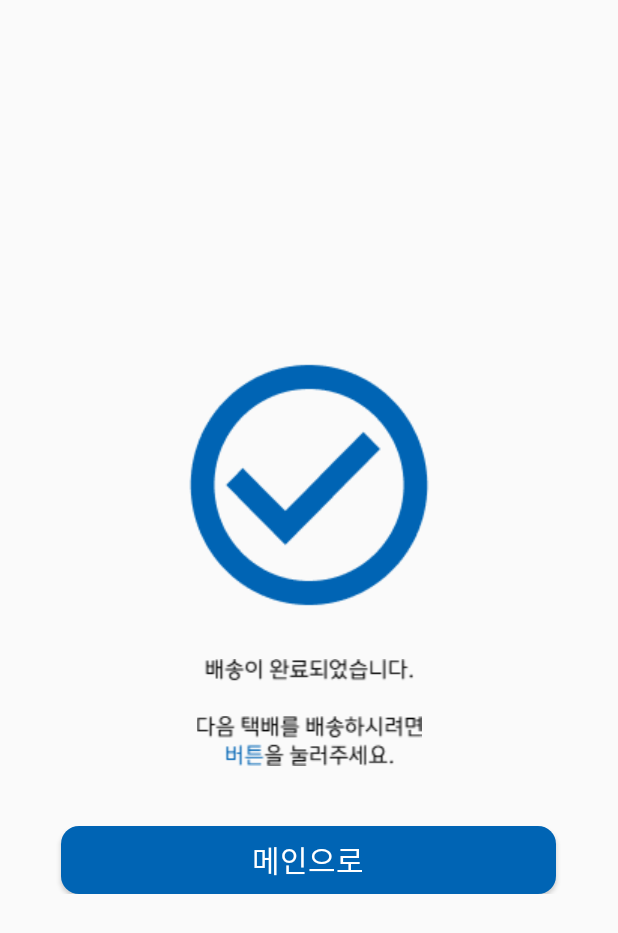
After one commit to DeliveryBotCapstone/DeliveryBot, an Android app: the CompleteActivity screen opened directly, with no data from a screen before it, on a phone screen of 412 x 824 dp. The commit adds this screen. Shown: the top 933 px of the screen. Run offline under Robolectric (Android 15) with nearby library versions, the phone set to English and light mode, and no system bars.

Commit message:
add complete activity

```diff
--- a/src/application/google-cloud-vision/android/CloudVision/app/src/main/AndroidManifest.xml
+++ b/src/application/google-cloud-vision/android/CloudVision/app/src/main/AndroidManifest.xml
@@ -36,6 +36,11 @@
             android:screenOrientation="portrait"
             android:theme="@style/AppTheme.NoActionBar"></activity>
 
+        <activity
+            android:name=".CompleteActivity"
+            android:screenOrientation="portrait"
+            android:theme="@style/AppTheme.NoActionBar"></activity>
+
         <provider
             android:name="android.support.v4.content.FileProvider"
             android:authorities="${applicationId}.provider"
--- /dev/null
+++ b/src/application/google-cloud-vision/android/CloudVision/app/src/main/java/com/google/sample/cloudvision/CompleteActivity.java
@@ -0,0 +1,21 @@
+package com.google.sample.cloudvision;
+
+import android.content.Intent;
+import android.os.Bundle;
+import android.support.v7.app.AppCompatActivity;
+import android.widget.Button;
+
+public class CompleteActivity extends AppCompatActivity {
+    private Button retryButton;
+    @Override
+    protected void onCreate(Bundle savedInstanceState) {
+        super.onCreate(savedInstanceState);
+        setContentView(R.layout.activity_complete);
+        retryButton = findViewById(R.id.retryButton);
+
+        retryButton.setOnClickListener(view -> {
+            Intent intent = new Intent(CompleteActivity.this, MainActivity.class);
+            startActivity(intent);
+        });
+    }
+}
--- a/src/application/google-cloud-vision/android/CloudVision/app/src/main/java/com/google/sample/cloudvision/MyService.java
+++ b/src/application/google-cloud-vision/android/CloudVision/app/src/main/java/com/google/sample/cloudvision/MyService.java
@@ -89,6 +89,8 @@ public class MyService extends Service {
                     SmsManager sms = SmsManager.getDefault();
                     sms.sendTextMessage(phoneNum, null, m, null, null);
 
+                    Intent intent = new Intent(MyService.this, CompleteActivity.class);
+                    startActivity(intent);
                 } catch (Exception e) {
                     Log.e("TCP", "C: Error1", e);
                 } finally {
--- /dev/null
+++ b/src/application/google-cloud-vision/android/CloudVision/app/src/main/res/layout/activity_complete.xml
@@ -0,0 +1,36 @@
+<?xml version="1.0" encoding="utf-8"?>
+<LinearLayout xmlns:android="http://schemas.android.com/apk/res/android"
+    xmlns:app="http://schemas.android.com/apk/res-auto"
+    xmlns:tools="http://schemas.android.com/tools"
+    android:layout_width="match_parent"
+    android:layout_height="match_parent">
+    <LinearLayout
+        android:layout_width="match_parent"
+        android:layout_height="wrap_content"
+        android:orientation="vertical"
+        android:layout_gravity="center">
+
+        <ImageView
+            android:layout_width="match_parent"
+            android:layout_height="wrap_content"
+            android:layout_gravity="center"
+            android:src="@drawable/check_circle"></ImageView>
+        <ImageView
+            android:layout_width="match_parent"
+            android:layout_height="wrap_content"
+            android:layout_gravity="center"
+            android:src="@drawable/message_text"
+            android:layout_marginTop="20dp"></ImageView>
+        <Button
+            android:id="@+id/retryButton"
+            android:layout_width="330dp"
+            android:layout_height="45dp"
+            android:text="메인으로"
+            android:layout_gravity="center"
+            android:textColor="@android:color/white"
+            android:textSize="20dp"
+            android:background="@drawable/button_round"
+            android:layout_marginTop="40dp"/>
+    </LinearLayout>
+
+</LinearLayout>
--- a/src/application/google-cloud-vision/android/CloudVision/app/src/main/res/values/colors.xml
+++ b/src/application/google-cloud-vision/android/CloudVision/app/src/main/res/values/colors.xml
@@ -3,4 +3,5 @@
     <color name="colorPrimary">#0064b4</color>
     <color name="colorPrimaryDark">#303F9F</color>
     <color name="colorAccent">#00b4aa</color>
+    <color name="colorWhite">#fafafa</color>
 </resources>
--- a/src/application/google-cloud-vision/android/CloudVision/app/src/main/res/values/styles.xml
+++ b/src/application/google-cloud-vision/android/CloudVision/app/src/main/res/values/styles.xml
@@ -6,6 +6,7 @@
         <item name="colorPrimary">@color/colorPrimary</item>
         <item name="colorPrimaryDark">@color/colorPrimaryDark</item>
         <item name="colorAccent">@color/colorAccent</item>
+        <item name="android:actionOverflowButtonStyle">@style/AppTheme.OverFlow</item>
     </style>
 
     <style name="AppTheme.NoActionBar">
@@ -17,4 +18,8 @@
 
     <style name="AppTheme.PopupOverlay" parent="ThemeOverlay.AppCompat.Light" />
 
+    <style name="AppTheme.OverFlow" parent="Widget.AppCompat.ActionButton.Overflow">
+        <item name="android:tint">@color/colorPrimary</item>
+    </style>
+
 </resources>
```
Also changed, not shown: src/application/google-cloud-vision/android/CloudVision/app/src/main/java/com/google/sample/cloudvision/MainActivity.java (+23 -2 lines), src/application/google-cloud-vision/android/CloudVision/app/src/main/res/layout/activity_main.xml (+6 -3 lines), src/application/google-cloud-vision/android/CloudVision/app/src/main/res/layout/content_main.xml (+28 -17 lines), src/application/google-cloud-vision/android/CloudVision/app/src/main/res/drawable/check_circle.png (added), src/application/google-cloud-vision/android/CloudVision/app/src/main/res/drawable/retry.png (added), src/application/google-cloud-vision/android/CloudVision/app/src/main/res/drawable/small_logo.png (added).
